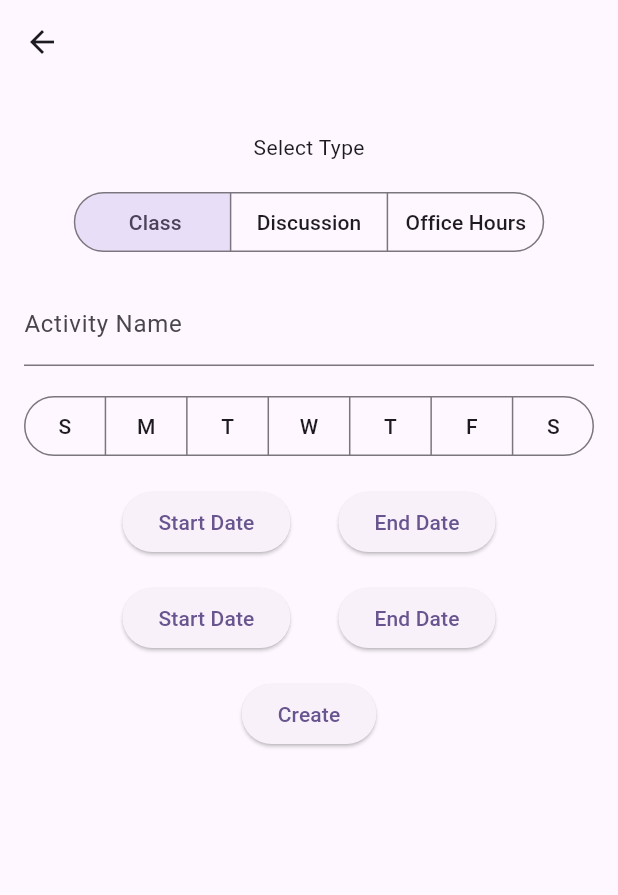
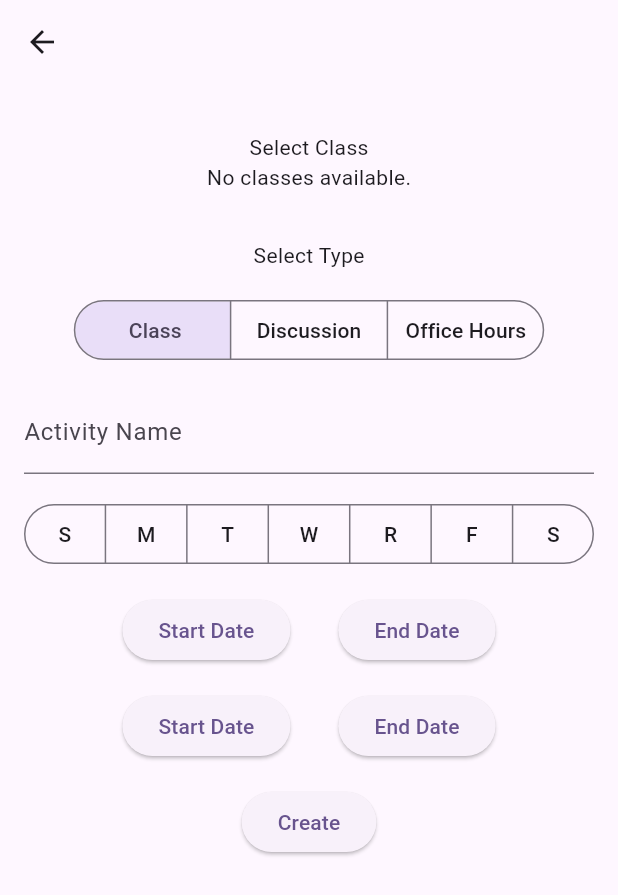
Before and after one commit to kolasara/UF-ISI-Project, a Flutter app: the ActionPage screen opened directly, on a phone screen of 412 x 824 dp. Shown: the top 895 px of the screen. Run offline on Flutter 3.47's test engine with Material 3 defaults, Android fonts, the phone set to English and light mode, and no system bars; our stand-ins replace cloud_firestore, firebase_auth, firebase_core, table_calendar; accounts and stored records are empty.

Commit message:
Tried adding a way to upload data to db, running into errors

```diff
--- /dev/null
+++ b/app/lib/class_search.dart
@@ -0,0 +1,31 @@
+import 'package:cloud_firestore/cloud_firestore.dart';
+
+//For storing all methods involving searching classes
+class ClassSearch {
+  final FirebaseFirestore _firestore = FirebaseFirestore.instance;
+
+  /*
+    Takes an email. Returns a list of Document IDS for classes
+    that are created with the specified email
+  */
+  Future<List<String>> getClassDocumentIdsByEmail(String email) async {
+    List<String> documentIds = [];
+
+    try {
+      // Query the 'classes' collection for documents with the matching email
+      QuerySnapshot snapshot = await _firestore
+          .collection('classes')
+          .where('userEmail', isEqualTo: email)
+          .get();
+
+      // Collect the document IDs from the query results
+      for (QueryDocumentSnapshot doc in snapshot.docs) {
+        documentIds.add(doc.id);
+      }
+    } catch (e) {
+      //Error fecting classes
+    }
+
+    return documentIds;
+  }
+}
--- a/app/lib/ss_add_schedule.dart
+++ b/app/lib/ss_add_schedule.dart
@@ -1,5 +1,8 @@
 import 'package:flutter/material.dart';
+import 'package:cloud_firestore/cloud_firestore.dart';
 import 'navigation.dart';
+import 'user_service.dart';
+import 'class_search.dart';
 
 // Todo and add class functionallity
 
@@ -9,10 +12,16 @@ class ActionPage extends StatefulWidget {
 }
 
 class Action extends State<ActionPage> {
-  TextEditingController classController = TextEditingController();
+  List<Map<String, String>> classList = [];
+  String? selectedClassId;
+  final ClassSearch classSearch = ClassSearch();
+
+  TextEditingController nameController = TextEditingController();
 
   List<bool> isSelected = List.generate(7, (_) => false);
-  List<String> days = ["S", "M", "T", "W", "T", "F", "S"];
+  List<String> days = ["S", "M", "T", "W", "R", "F", "S"];
+
+  final GlobalKey<_DateSelect> _dateSelectorKey = GlobalKey<_DateSelect>();
 
   TimeOfDay _startTime = TimeOfDay.now();
   TimeOfDay _endTime = TimeOfDay.now();
@@ -20,12 +29,49 @@ class Action extends State<ActionPage> {
   DateTime _startDate = DateTime.now();
   DateTime _endDate = DateTime.now();
 
+  @override
+  void initState() {
+    super.initState();
+    final userEmail = UserService().email; // Get the user's email
+    if (userEmail != null) {
+      _fetchClasses(userEmail);
+    }
+  }
+
+  Future<void> _fetchClasses(String email) async {
+    try {
+      List<String> classIds =
+          await ClassSearch().getClassDocumentIdsByEmail(email);
+
+      List<Map<String, String>> fetchedClasses = [];
+
+      for (String id in classIds) {
+        DocumentSnapshot classDoc = await FirebaseFirestore.instance
+            .collection('classes')
+            .doc(id)
+            .get();
+        final data = classDoc.data() as Map<String, dynamic>;
+        final courseCode = data['courseCode'] ?? 'Unknown';
+        final courseName = data['courseName'] ?? 'Unnamed';
+
+        fetchedClasses.add({
+          'id': id,
+          'display': '$courseCode - $courseName',
+        });
+      }
+
+      setState(() {
+        classList = fetchedClasses;
+      });
+    } catch (e) {
+      print('Error fetching classes: $e');
+    }
+  }
+
   // start time picker
   Future<void> _selectStartTime(BuildContext context) async {
-    final TimeOfDay? picked = await showTimePicker(
-        context: context,
-        initialTime: _startTime
-    );
+    final TimeOfDay? picked =
+        await showTimePicker(context: context, initialTime: _startTime);
     if (picked != null && picked != _startTime) {
       setState(() {
         _startTime = picked;
@@ -35,10 +81,8 @@ class Action extends State<ActionPage> {
 
   // end time picker
   Future<void> _selectEndTime(BuildContext context) async {
-    final TimeOfDay? picked = await showTimePicker(
-        context: context,
-        initialTime: _endTime
-    );
+    final TimeOfDay? picked =
+        await showTimePicker(context: context, initialTime: _endTime);
     if (picked != null && picked != _endTime) {
       setState(() {
         _endTime = picked;
@@ -52,8 +96,7 @@ class Action extends State<ActionPage> {
         context: context,
         initialDate: _startDate,
         firstDate: DateTime(2000),
-        lastDate: DateTime(2101)
-    );
+        lastDate: DateTime(2101));
     if (picked != null && picked != _startDate) {
       setState(() {
         _startDate = picked;
@@ -67,15 +110,13 @@ class Action extends State<ActionPage> {
         context: context,
         initialDate: _endDate,
         firstDate: DateTime(2000),
-        lastDate: DateTime(2101)
-    );
+        lastDate: DateTime(2101));
     if (picked != null && picked != _endDate) {
       setState(() {
         _endDate = picked;
       });
     }
   }
-
 
   @override
   Widget build(BuildContext context) {
@@ -86,33 +127,56 @@ class Action extends State<ActionPage> {
             child: Column(
               children: [
                 SizedBox(height: 16),
+                Text('Select Class'),
+                classList.isEmpty
+                    ? Text('No classes available.')
+                    : DropdownButton<String>(
+                        isExpanded: true,
+                        value: selectedClassId,
+                        hint: Text('Choose a class'),
+                        items: classList.map((classData) {
+                          return DropdownMenuItem<String>(
+                            value: classData['id'],
+                            child: Text(classData['display']!),
+                          );
+                        }).toList(),
+                        onChanged: (newValue) {
+                          setState(() {
+                            selectedClassId = newValue;
+                          });
+                        },
+                      ),
+                SizedBox(height: 16),
+                SizedBox(height: 16),
                 Text('Select Type'),
                 SizedBox(height: 16),
                 TypeSelector(),
                 SizedBox(height: 16),
                 TextField(
-                controller: classController,
+                  controller: nameController,
                   decoration: InputDecoration(labelText: 'Activity Name'),
                 ),
                 SizedBox(height: 16),
-              DateSelector(),
+                DateSelector(
+                  key: _dateSelectorKey, // Assign the global key
+                ),
                 // time
                 Row(
                   mainAxisAlignment: MainAxisAlignment.center,
                   children: <Widget>[
                     Padding(
-                    padding: const EdgeInsets.only(left: 16, right: 16, top: 16),
+                      padding:
+                          const EdgeInsets.only(left: 16, right: 16, top: 16),
                       child: ElevatedButton(
                           onPressed: () => _selectStartTime(context),
-                        child: Text("Start Date")
-                    ),
+                          child: Text("Start Date")),
                     ),
                     Padding(
-                    padding: const EdgeInsets.only(left: 16, right: 16, top: 16),
+                      padding:
+                          const EdgeInsets.only(left: 16, right: 16, top: 16),
                       child: ElevatedButton(
                           onPressed: () => _selectEndTime(context),
-                        child: Text("End Date")
-                    ),
+                          child: Text("End Date")),
                     )
                   ],
                 ),
@@ -124,37 +188,69 @@ class Action extends State<ActionPage> {
                       padding: const EdgeInsets.all(16),
                       child: ElevatedButton(
                           onPressed: () => _selectStartDate(context),
-                        child: Text("Start Date")
-                    ),
+                          child: Text("Start Date")),
                     ),
                     Padding(
                       padding: const EdgeInsets.all(16),
                       child: ElevatedButton(
                           onPressed: () => _selectEndDate(context),
-                        child: Text("End Date")
-                    ),
+                          child: Text("End Date")),
                     )
                   ],
                 ),
                 ElevatedButton(
-                onPressed: (){
+                  onPressed: () {
+                    _createSchedule();
                     Navigator.pop(context);
                   },
                   child: Text('Create'),
                 )
               ],
-          )
-        )
-    );
+            )));
+  }
+
+  void _createSchedule() async {
+    if (selectedClassId == null) {
+      // Handle error - no class selected
+      print("No class selected");
+      return;
+    }
+    final selectedDays = _dateSelectorKey.currentState?.selection ?? {};
+
+    CollectionReference scheduleCollection = FirebaseFirestore.instance
+        .collection('classes')
+        .doc(selectedClassId)
+        .collection('schedule');
+
+    DateTime current = _startDate;
+    while (current.isBefore(_endDate) || current.isAtSameMomentAs(_endDate)) {
+      // Check if current date matches selected days of the week
+      if (selectedDays.contains(_toDaysEnum(current.weekday))) {
+        // Get start and end DateTime
+        DateTime startDateTime = DateTime(current.year, current.month,
+            current.day, _startTime.hour, _startTime.minute);
+        DateTime endDateTime = DateTime(current.year, current.month,
+            current.day, _endTime.hour, _endTime.minute);
+
+        // Add a new document to the schedule collection
+        await scheduleCollection.add({
+          'type': _TypeSelect().selection,
+          'name': nameController.text,
+          'startTime': startDateTime,
+          'endTime': endDateTime,
+        });
+        print("Adding a new item!");
+      }
+      current = current.add(Duration(days: 1));
+    }
   }
 }
 
 // Type selector
-enum Type {Class, Disscussion, Office}
+enum Type { Class, Disscussion, Office }
 
 // Type selector Widget
 class TypeSelector extends StatefulWidget {
-
   @override
   State<TypeSelector> createState() => _TypeSelect();
 }
@@ -181,12 +277,16 @@ class _TypeSelect extends State<TypeSelector> {
   }
 }
 
+// Days selector
+enum Days { Sunday, Monday, Tuesday, Wednesday, Thursday, Friday, Saturday }
 
-// Days selector
-enum Days {Sunday, Monday, Tuesday, Wednsday, Thursday, Friday, Saturday}
+Days _toDaysEnum(int weekday) {
+  return Days.values[weekday % 7];
+}
 
 // Days selector Widget
 class DateSelector extends StatefulWidget {
+  const DateSelector({Key? key}) : super(key: key);
 
   @override
   State<DateSelector> createState() => _DateSelect();
@@ -202,8 +302,8 @@ class _DateSelect extends State<DateSelector> {
         ButtonSegment(value: Days.Sunday, label: Text('S')),
         ButtonSegment(value: Days.Monday, label: Text('M')),
         ButtonSegment(value: Days.Tuesday, label: Text('T')),
-          ButtonSegment(value: Days.Wednsday, label: Text('W')),
-          ButtonSegment(value: Days.Thursday, label: Text('T')),
+        ButtonSegment(value: Days.Wednesday, label: Text('W')),
+        ButtonSegment(value: Days.Thursday, label: Text('R')),
         ButtonSegment(value: Days.Friday, label: Text('F')),
         ButtonSegment(value: Days.Saturday, label: Text('S')),
       ],
```
Lines whose indentation alone changed are shown as unchanged.
